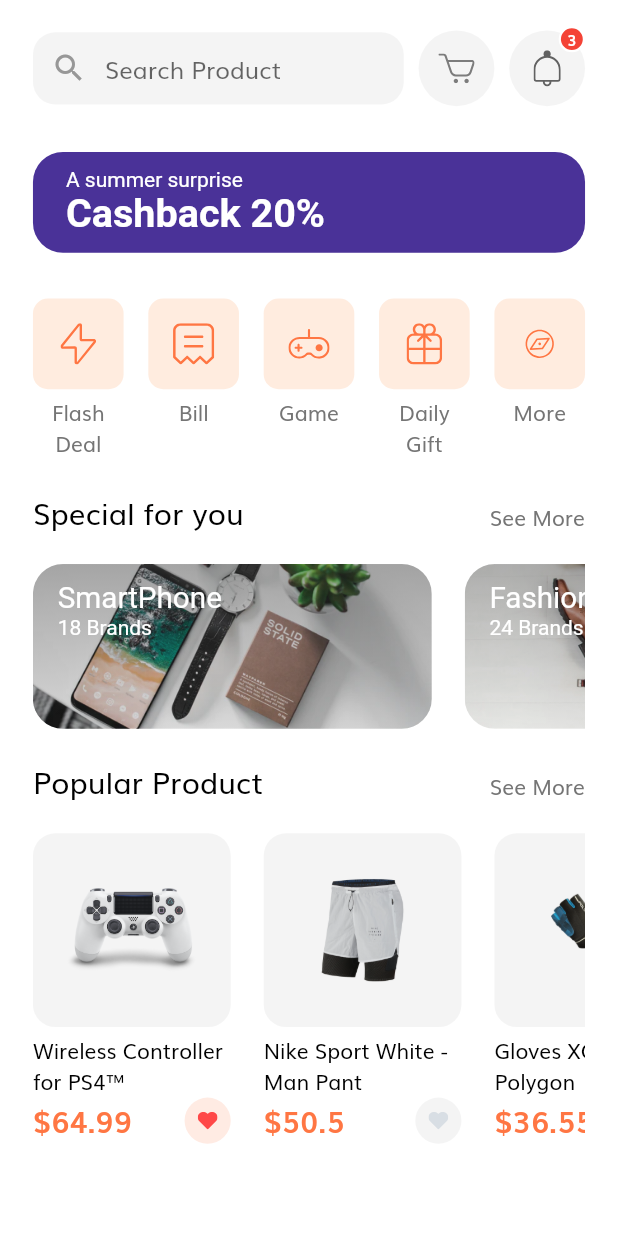
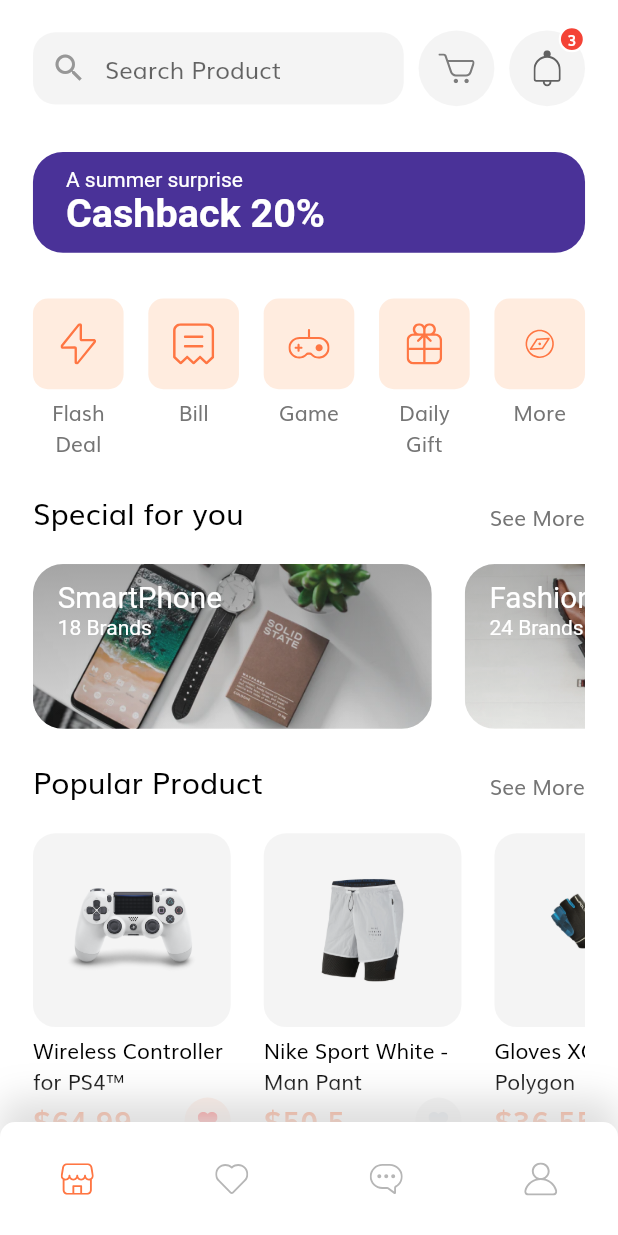
Before and after one commit to Hasuer/E-commerce-Complete-Flutter-UI, a Flutter app: the HomeScreen screen opened by its route, on a phone screen of 412 x 824 dp. Run offline on Flutter 3.47's test engine with Material 2 defaults, Android fonts, the phone set to English and light mode, and no system bars; our stand-ins replace flutter_svg, get, pinput.

Commit message:
finish Episode 7

```diff
--- /dev/null
+++ b/lib/enums.dart
@@ -0,0 +1 @@
+enum MenuState { home, favourite, message, profile }
--- a/lib/main.dart
+++ b/lib/main.dart
@@ -23,6 +23,4 @@ class MyApp extends StatelessWidget {
       defaultTransition: Transition.fade,
     );
   }
-
-
 }
--- a/lib/routes.dart
+++ b/lib/routes.dart
@@ -11,6 +11,7 @@ import 'screens/complete_profile/complete_profile_screen.dart';
 import 'screens/detail/detail_screen.dart';
 import 'screens/home/home_screen.dart';
 import 'screens/otp/otp_screen.dart';
+import 'screens/profile/profile_screen.dart';
 
 class Routes{
   static const splashScreen = '/spalshScreen';
@@ -23,6 +24,7 @@ class Routes{
   static const homeScreen = '/homeScreen';
   static const detailScreen = '/detailScreen';
   static const cartScreen = '/cartScreen';
+  static const profileScreen = '/profileScreen';
 }
 
 class AppPages{
@@ -67,5 +69,9 @@ class AppPages{
       name: Routes.cartScreen,
       page: () => const CartScreen(),
     ),
+    GetPage(
+      name: Routes.profileScreen,
+      page: () => const ProfileScreen(),
+    ),
   ];
 }
--- a/lib/screens/home/home_screen.dart
+++ b/lib/screens/home/home_screen.dart
@@ -1,3 +1,5 @@
+import 'package:e_commerce_app_ui/enums.dart';
+import 'package:e_commerce_app_ui/screens/profile/components/custom_bottom_bar.dart';
 import 'package:flutter/material.dart';
 
 import 'components/body.dart';
@@ -9,6 +11,7 @@ class HomeScreen extends StatelessWidget {
   Widget build(BuildContext context) {
     return const Scaffold(
       body: Body(),
+      bottomNavigationBar: CustomBottomBar(selectedMenu: MenuState.home),
     );
   }
 }
--- /dev/null
+++ b/lib/screens/profile/components/custom_bottom_bar.dart
@@ -0,0 +1,79 @@
+import 'package:flutter/material.dart';
+import 'package:flutter_svg/svg.dart';
+import 'package:get/get.dart';
+
+import '../../../constants.dart';
+import '../../../enums.dart';
+import '../../../routes.dart';
+
+class CustomBottomBar extends StatelessWidget {
+  const CustomBottomBar({
+    Key? key,
+    required this.selectedMenu,
+  }) : super(key: key);
+  final MenuState selectedMenu;
+  @override
+  Widget build(BuildContext context) {
+    const Color inActivateColor = Color(0xffb6b6b6);
+    return Container(
+      padding: const EdgeInsets.symmetric(vertical: 14),
+      decoration: BoxDecoration(
+        color: Colors.white,
+        borderRadius: const BorderRadius.only(
+          topLeft: Radius.circular(10),
+          topRight: Radius.circular(10),
+        ),
+        boxShadow: [
+          BoxShadow(
+            offset: const Offset(0, -15),
+            blurRadius: 20,
+            color: const Color(0xffdadada).withOpacity(.9),
+          )
+        ],
+      ),
+      child: SafeArea(
+        child: Row(
+          mainAxisAlignment: MainAxisAlignment.spaceAround,
+          children: [
+            IconButton(
+              onPressed: () => Get.toNamed(Routes.homeScreen),
+              icon: SvgPicture.asset(
+                "assets/icons/Shop Icon.svg",
+                color: MenuState.home == selectedMenu
+                    ? kPrimaryColor
+                    : inActivateColor,
+              ),
+            ),
+            IconButton(
+              onPressed: () {},
+              icon: SvgPicture.asset(
+                "assets/icons/Heart Icon.svg",
+                color: MenuState.favourite == selectedMenu
+                    ? kPrimaryColor
+                    : inActivateColor,
+              ),
+            ),
+            IconButton(
+              onPressed: () {},
+              icon: SvgPicture.asset(
+                "assets/icons/Chat bubble Icon.svg",
+                color: MenuState.message == selectedMenu
+                    ? kPrimaryColor
+                    : inActivateColor,
+              ),
+            ),
+            IconButton(
+              onPressed: () => Get.toNamed(Routes.profileScreen),
+              icon: SvgPicture.asset(
+                "assets/icons/User Icon.svg",
+                color: MenuState.profile == selectedMenu
+                    ? kPrimaryColor
+                    : inActivateColor,
+              ),
+            ),
+          ],
+        ),
+      ),
+    );
+  }
+}
```
Also changed, not shown: lib/screens/profile/components/body.dart (added, +48 -0 lines), lib/screens/profile/components/profile_menu.dart (added, +66 -0 lines), lib/screens/profile/components/profile_pic.dart (added, +40 -0 lines), lib/screens/profile/profile_screen.dart (added, +22 -0 lines).
